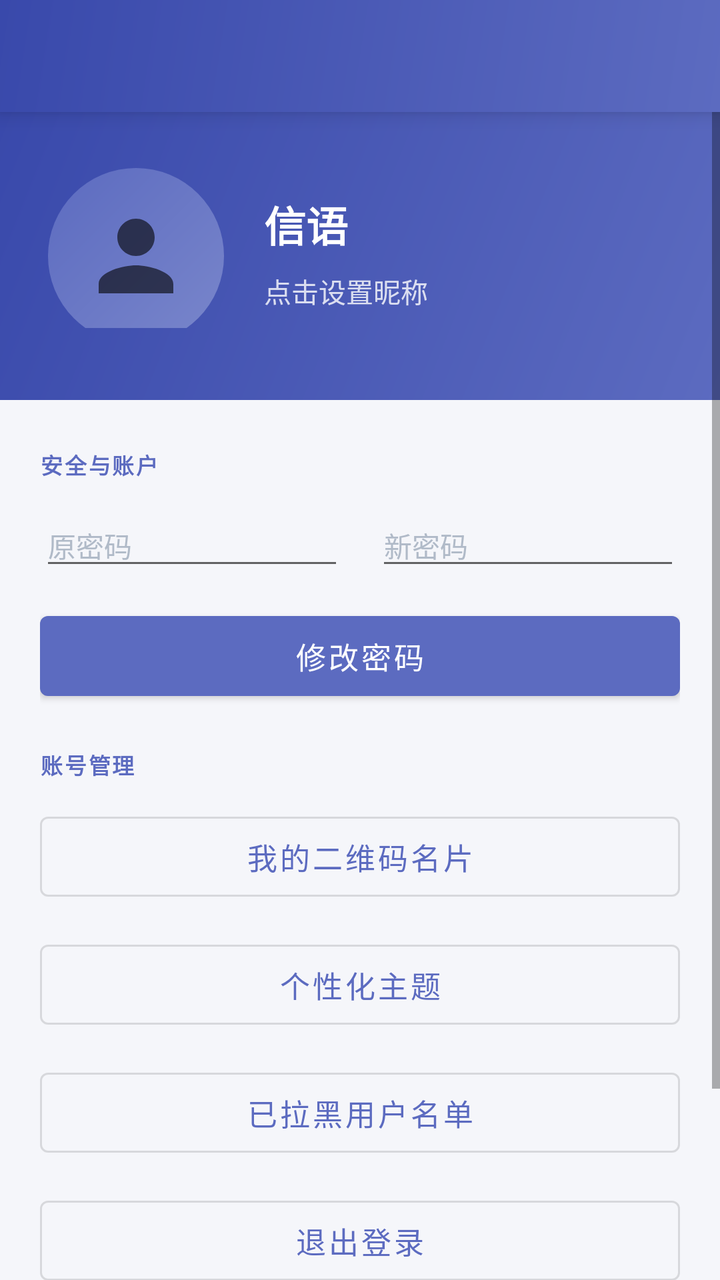
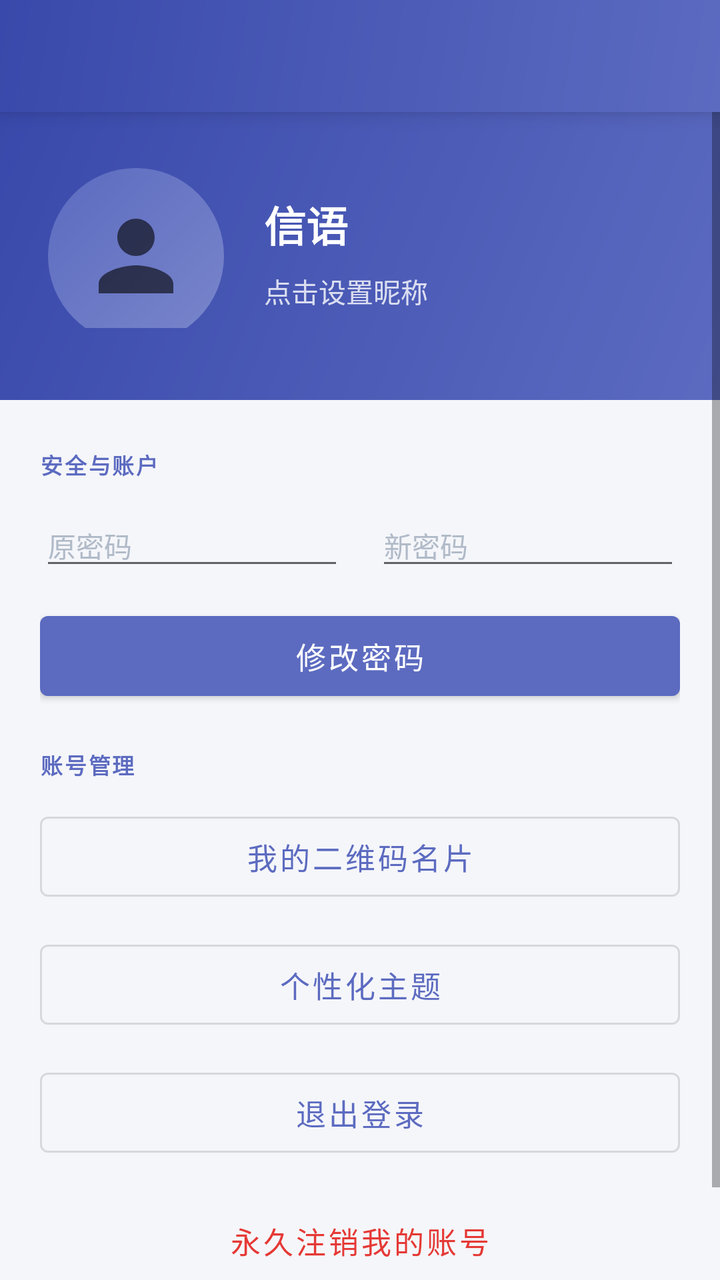

An Android layout rendered at two revisions. The XML below is the earlier revision; the diff shows what the commit changed to produce the second picture.
<!-- AndroidManifest.xml: application theme Theme.Xinyu -->
<!-- res/layout/fragment_profile.xml -->
<?xml version="1.0" encoding="utf-8"?>
<LinearLayout xmlns:android="http://schemas.android.com/apk/res/android"
    xmlns:app="http://schemas.android.com/apk/res-auto"
    android:layout_width="match_parent"
    android:layout_height="match_parent"
    android:orientation="vertical"
    android:background="@color/background">

    
    <androidx.appcompat.widget.Toolbar
        android:id="@+id/toolbar"
        android:layout_width="match_parent"
        android:layout_height="?attr/actionBarSize"
        android:background="@drawable/bg_header_gradient"
        android:elevation="6dp"
        app:titleTextColor="@android:color/white"/>

    <ScrollView
        android:layout_width="match_parent"
        android:layout_height="0dp"
        android:layout_weight="1"
        android:fillViewport="true">

        <LinearLayout
            android:layout_width="match_parent"
            android:layout_height="wrap_content"
            android:orientation="vertical">

            
            <RelativeLayout
                android:id="@+id/header_layout"
                android:layout_width="match_parent"
                android:layout_height="wrap_content"
                android:background="@drawable/bg_header_gradient"
                android:paddingHorizontal="24dp"
                android:paddingBottom="36dp"
                android:paddingTop="20dp">

                
                <FrameLayout
                    android:id="@+id/avatar_container"
                    android:layout_width="88dp"
                    android:layout_height="88dp"
                    android:layout_alignParentStart="true"
                    android:layout_centerVertical="true">

                    <ImageView
                        android:id="@+id/iv_avatar"
                        android:layout_width="match_parent"
                        android:layout_height="match_parent"
                        android:src="@drawable/ic_person"
                        android:background="@drawable/bg_avatar_circle"
                        android:scaleType="centerCrop"
                        android:padding="16dp"
                        android:contentDescription="头像"/>
                </FrameLayout>

                
                <LinearLayout
                    android:layout_width="match_parent"
                    android:layout_height="wrap_content"
                    android:layout_toEndOf="@id/avatar_container"
                    android:layout_marginStart="20dp"
                    android:layout_centerVertical="true"
                    android:orientation="vertical">

                    <TextView
                        android:id="@+id/tv_username"
                        android:layout_width="wrap_content"
                        android:layout_height="wrap_content"
                        android:text="@string/app_name"
                        android:textSize="21sp"
                        android:textStyle="bold"
                        android:textColor="@android:color/white"/>

                    <TextView
                        android:id="@+id/tv_nickname"
                        android:layout_width="wrap_content"
                        android:layout_height="wrap_content"
                        android:text="点击设置昵称"
                        android:textSize="13.5sp"
                        android:textColor="#CCFFFFFF"
                        android:clickable="true"
                        android:focusable="true"
                        android:background="?attr/selectableItemBackground"
                        android:paddingVertical="4dp"
                        android:layout_marginTop="4dp"/>
                </LinearLayout>
            </RelativeLayout>

            
            <LinearLayout
                android:layout_width="match_parent"
                android:layout_height="wrap_content"
                android:orientation="vertical"
                android:padding="20dp">

                
                <TextView
                    android:layout_width="wrap_content"
                    android:layout_height="wrap_content"
                    android:text="安全与账户"
                    android:textSize="11sp"
                    android:textStyle="bold"
                    android:textColor="@color/primary"
                    android:textAllCaps="true"
                    android:letterSpacing="0.08"
                    android:layout_marginBottom="12dp"
                    android:layout_marginTop="4dp"/>

                
                <LinearLayout
                    android:layout_width="match_parent"
                    android:layout_height="wrap_content"
                    android:orientation="horizontal"
                    android:layout_marginBottom="12dp">

                    <EditText
                        android:id="@+id/pwd_old"
                        android:layout_width="0dp"
                        android:layout_height="wrap_content"
                        android:layout_weight="1"
                        android:hint="原密码"
                        android:inputType="textPassword"
                        android:textSize="14sp"
                        android:textColor="@color/text_primary"
                        android:textColorHint="@color/text_hint"
                        android:layout_marginEnd="8dp"/>

                    <EditText
                        android:id="@+id/pwd_new"
                        android:layout_width="0dp"
                        android:layout_height="wrap_content"
                        android:layout_weight="1"
                        android:hint="新密码"
                        android:inputType="textPassword"
                        android:textSize="14sp"
                        android:textColor="@color/text_primary"
                        android:textColorHint="@color/text_hint"
                        android:layout_marginStart="8dp"/>

                </LinearLayout>

                <Button
                    android:id="@+id/btn_change_password"
                    android:layout_width="match_parent"
                    android:layout_height="52dp"
                    android:text="修改密码"
                    android:textAllCaps="false"
                    android:textSize="15sp"
                    android:layout_marginBottom="12dp"
                    style="@style/Widget.MaterialComponents.Button"/>

                
                <TextView
                    android:layout_width="wrap_content"
                    android:layout_height="wrap_content"
                    android:text="账号管理"
                    android:textSize="11sp"
                    android:textStyle="bold"
                    android:textColor="@color/primary"
                    android:textAllCaps="true"
                    android:letterSpacing="0.08"
                    android:layout_marginBottom="12dp"
                    android:layout_marginTop="8dp"/>

                
                <Button
                    android:id="@+id/btn_qr_code"
                    android:layout_width="match_parent"
                    android:layout_height="52dp"
                    android:text="我的二维码名片"
                    android:textAllCaps="false"
                    android:textSize="15sp"
                    android:layout_marginBottom="12dp"
                    style="@style/Widget.MaterialComponents.Button.OutlinedButton"/>

                
                <Button
                    android:id="@+id/btn_theme"
                    android:layout_width="match_parent"
                    android:layout_height="52dp"
                    android:text="个性化主题"
                    android:textAllCaps="false"
                    android:textSize="15sp"
                    android:layout_marginBottom="12dp"
                    style="@style/Widget.MaterialComponents.Button.OutlinedButton"/>

                
                <Button
                    android:id="@+id/btn_blacklist"
                    android:layout_width="match_parent"
                    android:layout_height="52dp"
                    android:text="已拉黑用户名单"
                    android:textAllCaps="false"
                    android:textSize="15sp"
                    android:layout_marginBottom="12dp"
                    style="@style/Widget.MaterialComponents.Button.OutlinedButton"/>

                
                <Button
                    android:id="@+id/btn_logout"
                    android:layout_width="match_parent"
                    android:layout_height="52dp"
                    android:text="退出登录"
                    android:textAllCaps="false"
                    android:textSize="15sp"
                    android:layout_marginBottom="12dp"
                    style="@style/Widget.MaterialComponents.Button.OutlinedButton"/>

                
                <Button
                    android:id="@+id/btn_delete_account"
                    android:layout_width="match_parent"
                    android:layout_height="52dp"
                    android:text="永久注销我的账号"
                    android:textAllCaps="false"
                    android:textColor="#E53935"
                    android:textSize="15sp"
                    style="@style/Widget.MaterialComponents.Button.TextButton"
                    android:layout_marginBottom="24dp"/>

                <ProgressBar
                    android:id="@+id/progress_bar"
                    android:layout_width="wrap_content"
                    android:layout_height="wrap_content"
                    android:layout_gravity="center_horizontal"
                    android:layout_marginTop="8dp"
                    android:visibility="gone"/>

            </LinearLayout>
        </LinearLayout>
    </ScrollView>

</LinearLayout>
<!-- resources referenced by this layout -->
<resources>
  <color name="background">#F5F6FA</color>
  <color name="primary">#5C6BC0</color>
  <color name="text_hint">#B0BAC8</color>
  <color name="text_primary">#1A1A2E</color>
  <!-- drawable bg_avatar_circle (drawable) -->
  <?xml version="1.0" encoding="utf-8"?>
  <shape xmlns:android="http://schemas.android.com/apk/res/android"
      android:shape="oval">
      <gradient
          android:startColor="#7986CB"
          android:endColor="#5C6BC0"
          android:angle="135" />
  </shape>
  <!-- drawable bg_header_gradient (drawable) -->
  <?xml version="1.0" encoding="utf-8"?>
  <shape xmlns:android="http://schemas.android.com/apk/res/android">
      <gradient
          android:startColor="#5C6BC0"
          android:endColor="#3949AB"
          android:angle="135"
          android:type="linear" />
  </shape>
  <!-- drawable ic_person (drawable) -->
  <vector xmlns:android="http://schemas.android.com/apk/res/android"
      android:width="24dp"
      android:height="24dp"
      android:viewportWidth="24"
      android:viewportHeight="24"
      android:tint="?attr/colorControlNormal">
      <path
          android:fillColor="@android:color/white"
          android:pathData="M12,12c2.21,0 4,-1.79 4,-4s-1.79,-4 -4,-4 -4,1.79 -4,4 1.79,4 4,4zM12,14c-2.67,0 -8,1.34 -8,4v2h16v-2c0,-2.66 -5.33,-4 -8,-4z"/>
  </vector>
  <string name="app_name">信语</string>
  <style name="Theme.Xinyu" parent="Theme.MaterialComponents.Light.NoActionBar">
          <item name="colorPrimary">@color/primary</item>
          <item name="colorPrimaryVariant">@color/primary_dark</item>
          <item name="colorOnPrimary">@android:color/white</item>
          <item name="colorSecondary">@color/accent</item>
          <item name="colorSecondaryVariant">@color/accent</item>
          <item name="colorOnSecondary">@android:color/white</item>
          <item name="android:statusBarColor">@color/primary_dark</item>
          <item name="android:windowBackground">@color/background</item>
          <item name="colorSurface">@color/surface</item>
          <item name="android:windowAnimationStyle">@style/WindowTransitions</item>
      </style>
  <color name="primary_dark">#3949AB</color>
  <color name="accent">#FF4081</color>
  <color name="surface">#FFFFFF</color>
  <style name="WindowTransitions">
          <item name="android:activityOpenEnterAnimation">@anim/slide_in_right</item>
          <item name="android:activityOpenExitAnimation">@anim/slide_out_left</item>
          <item name="android:activityCloseEnterAnimation">@anim/slide_in_left</item>
          <item name="android:activityCloseExitAnimation">@anim/slide_out_right</item>
      </style>
</resources>

<!-- the commit's change to res/layout/fragment_profile.xml (unified diff, before → after) -->
@@ -195,6 +195,7 @@
                     android:textAllCaps="false"
                     android:textSize="15sp"
                     android:layout_marginBottom="12dp"
+                    android:visibility="gone"
                     style="@style/Widget.MaterialComponents.Button.OutlinedButton"/>
 
                 
